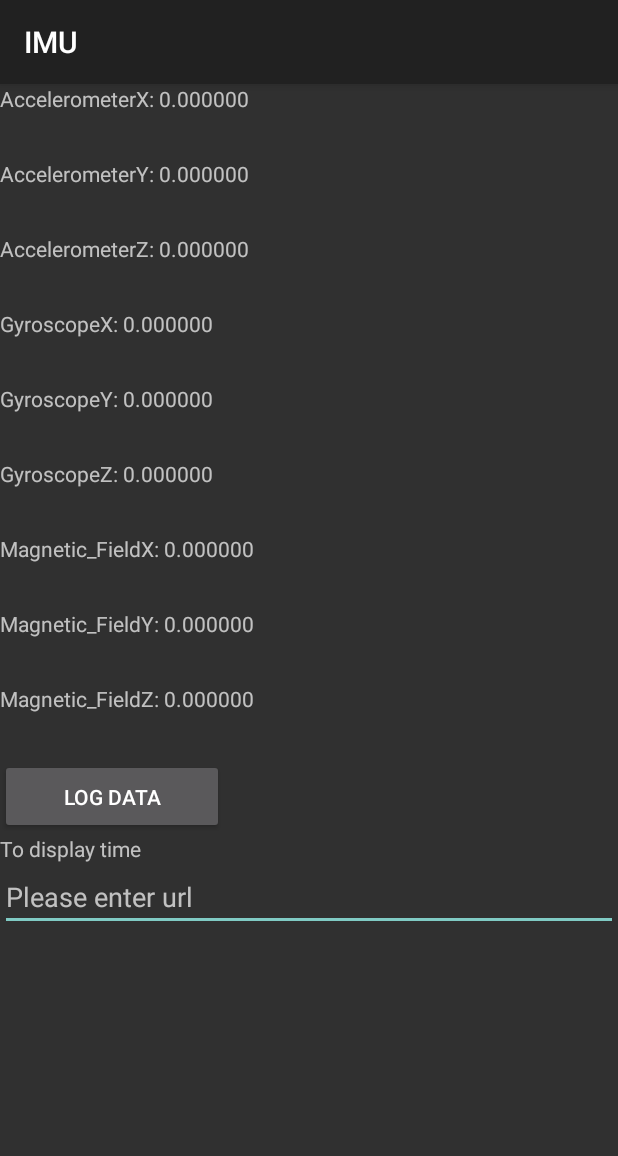
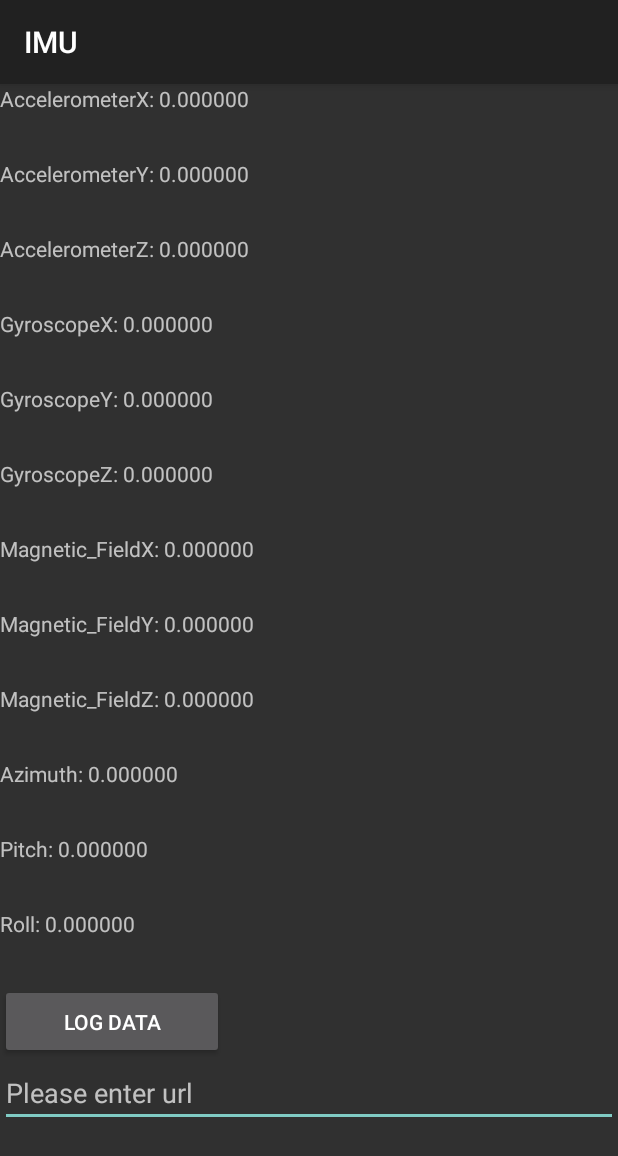
Before and after one commit to GGengg/IMU, an Android app: the screen it shows after launch (MainActivity), after a tap on "LOG DATA", on a phone screen of 412 x 824 dp. Shown: the top 1156 px of the screen. Run offline under Robolectric (Android 15) with nearby library versions, the phone set to English and light mode, and no system bars.

Commit message:
Apply coefficient factor alpha to previous IMU readings

```diff
--- a/app/src/main/AndroidManifest.xml
+++ b/app/src/main/AndroidManifest.xml
@@ -12,10 +12,8 @@
         android:label="@string/app_name"
         android:roundIcon="@mipmap/ic_launcher_round"
         android:supportsRtl="true"
-        android:theme="@style/Theme.IMU">
-        <!--
-        android:networkSecurityConfig="@xml/network_security_config"
-        -->
+        android:theme="@style/Theme.IMU"
+        android:networkSecurityConfig="@xml/network_security_config">
 
     <activity
         android:name=".MainActivity"
--- a/app/src/main/java/com/example/imu/MainActivity.java
+++ b/app/src/main/java/com/example/imu/MainActivity.java
@@ -35,16 +35,15 @@ public class MainActivity extends AppCompatActivity implements SensorEventListen
     private final HashMap<String,Sensor> sensors = new HashMap<>();
 
     private TextView accxText, accyText, acczText, gyroxText, gyroyText, gyrozText,
-            magxText, magyText, magzText, Timestamp;
+            magxText, magyText, magzText, AzimuthText, PitchText, RollText;
 
-    public float accx,accy,accz,gyrox,gyroy,gyroz,magx,magy,magz;
+    public long time;
 
     private final float[] LastAccReading = new float[3];
     private final float[] LastMagReading = new float[3];
+    private final float[] LastGyroReading = new float[3];
     private final float[] rotationMatrix = new float[9];
     private final float[] orientationAngles = new float[3];
-
-    public long time;
 
     @Override
     protected void onCreate(Bundle savedInstanceState) {
@@ -60,7 +59,9 @@ public class MainActivity extends AppCompatActivity implements SensorEventListen
         magxText = findViewById(R.id.magx);
         magyText = findViewById(R.id.magy);
         magzText = findViewById(R.id.magz);
-        Timestamp = findViewById(R.id.time);
+        AzimuthText = findViewById(R.id.Azimuth);
+        PitchText = findViewById(R.id.Pitch);
+        RollText = findViewById(R.id.Roll);
 
         sensorManager = (SensorManager) getSystemService(Context.SENSOR_SERVICE);
         sensors.put("Accelerometer",sensorManager.getDefaultSensor(Sensor.TYPE_ACCELEROMETER));
@@ -80,26 +81,33 @@ public class MainActivity extends AppCompatActivity implements SensorEventListen
                 } else {
                     Update_UI_Handler.postDelayed(this,200);
 
-                    String AccX = getString(R.string.AccelerometerX,accx);
-                    String AccY = getString(R.string.AccelerometerY,accy);
-                    String AccZ = getString(R.string.AccelerometerZ,accz);
+                    String AccX = getString(R.string.AccelerometerX,LastAccReading[0]);
+                    String AccY = getString(R.string.AccelerometerY,LastAccReading[1]);
+                    String AccZ = getString(R.string.AccelerometerZ,LastAccReading[2]);
                     accxText.setText(AccX);
                     accyText.setText(AccY);
                     acczText.setText(AccZ);
 
-                    String MagX = getString(R.string.Magnetic_FieldX,magx);
-                    String MagY = getString(R.string.Magnetic_FieldY,magy);
-                    String MagZ = getString(R.string.Magnetic_FieldZ,magz);
+                    String MagX = getString(R.string.Magnetic_FieldX,LastMagReading[0]);
+                    String MagY = getString(R.string.Magnetic_FieldY,LastMagReading[1]);
+                    String MagZ = getString(R.string.Magnetic_FieldZ,LastMagReading[2]);
                     magxText.setText(MagX);
                     magyText.setText(MagY);
                     magzText.setText(MagZ);
 
-                    String GyroX = getString(R.string.GyroscopeX,gyrox);
-                    String GyroY = getString(R.string.GyroscopeY,gyroy);
-                    String GyroZ = getString(R.string.GyroscopeZ,gyroz);
+                    String GyroX = getString(R.string.GyroscopeX,LastGyroReading[0]);
+                    String GyroY = getString(R.string.GyroscopeY,LastGyroReading[1]);
+                    String GyroZ = getString(R.string.GyroscopeZ,LastGyroReading[2]);
                     gyroxText.setText(GyroX);
                     gyroyText.setText(GyroY);
                     gyrozText.setText(GyroZ);
+
+                    String Azimuth = getString(R.string.Azimuth,orientationAngles[0]);
+                    String Pitch = getString(R.string.Pitch,orientationAngles[1]);
+                    String Roll = getString(R.string.Roll,orientationAngles[2]);
+                    AzimuthText.setText(Azimuth);
+                    PitchText.setText(Pitch);
+                    RollText.setText(Roll);
                 }
             }
         };
@@ -140,22 +148,18 @@ public class MainActivity extends AppCompatActivity implements SensorEventListen
 
                 RequestBody body = new FormBody.Builder()
                         .add("Timestamp", String.valueOf(time))
-                        .add("accx", String.valueOf(accx))
-                        .add("accy", String.valueOf(accy))
-                        .add("accz", String.valueOf(accz))
-                        .add("gyrox", String.valueOf(gyrox))
-                        .add("gyroy", String.valueOf(gyroy))
-                        .add("gyroz", String.valueOf(gyroz))
-                        .add("magx", String.valueOf(magx))
-                        .add("magy", String.valueOf(magy))
-                        .add("magz", String.valueOf(magz))
+                        .add("accx", String.valueOf(LastAccReading[0]))
+                        .add("accy", String.valueOf(LastAccReading[1]))
+                        .add("accz", String.valueOf(LastAccReading[2]))
+                        .add("gyrox", String.valueOf(LastGyroReading[0]))
+                        .add("gyroy", String.valueOf(LastGyroReading[1]))
+                        .add("gyroz", String.valueOf(LastGyroReading[2]))
+                        .add("magx", String.valueOf(LastMagReading[0]))
+                        .add("magy", String.valueOf(LastMagReading[1]))
+                        .add("magz", String.valueOf(LastMagReading[2]))
                         .add("orientation", orientationAngles[0] + " " +
                                 orientationAngles[1] + " " + orientationAngles[2])
                         .build();
-
-                Log.d(TAG,orientationAngles[0] +
-                        String.valueOf(orientationAngles[1]) +
-                        orientationAngles[2]);
 
                 Request request = new Request.Builder()
                         .url(url)
@@ -184,29 +188,30 @@ public class MainActivity extends AppCompatActivity implements SensorEventListen
 
     @Override
     public void onSensorChanged(SensorEvent sensorEvent) {
+
+        final float alpha = 0.97f;
         //in milliseconds since last boot
         time = SystemClock.elapsedRealtime();
-        //Timestamp.setText(String.valueOf(time));
 
         switch (sensorEvent.sensor.getType()){
             case Sensor.TYPE_ACCELEROMETER:
-                System.arraycopy(sensorEvent.values,0,LastAccReading,0,sensorEvent.values.length);
-                accx = sensorEvent.values[0];
-                accy = sensorEvent.values[1];
-                accz = sensorEvent.values[2];
+                //System.arraycopy(sensorEvent.values,0,LastAccReading,0,sensorEvent.values.length);
+                LastAccReading[0] = alpha * LastAccReading[0] + (1-alpha) * sensorEvent.values[0];
+                LastAccReading[1] = alpha * LastAccReading[1] + (1-alpha) * sensorEvent.values[1];
+                LastAccReading[2] = alpha * LastAccReading[2] + (1-alpha) * sensorEvent.values[2];
                 break;
 
             case Sensor.TYPE_MAGNETIC_FIELD:
-                System.arraycopy(sensorEvent.values,0,LastMagReading,0,sensorEvent.values.length);
-                magx = sensorEvent.values[0];
-                magy = sensorEvent.values[1];
-                magz = sensorEvent.values[2];
+                //System.arraycopy(sensorEvent.values,0,LastMagReading,0,sensorEvent.values.length);
+                LastMagReading[0] = alpha * LastMagReading[0] + (1-alpha) * sensorEvent.values[0];
+                LastMagReading[1] = alpha * LastMagReading[1] + (1-alpha) * sensorEvent.values[1];
+                LastMagReading[2] = alpha * LastMagReading[2] + (1-alpha) * sensorEvent.values[2];
                 break;
 
             case Sensor.TYPE_GYROSCOPE:
-                gyrox = sensorEvent.values[0];
-                gyroy = sensorEvent.values[1];
-                gyroz = sensorEvent.values[2];
+                LastGyroReading[0] = alpha * LastGyroReading[0] + (1-alpha) * sensorEvent.values[0];
+                LastGyroReading[1] = alpha * LastGyroReading[1] + (1-alpha) * sensorEvent.values[1];
+                LastGyroReading[2] = alpha * LastGyroReading[2] + (1-alpha) * sensorEvent.values[2];
         }
 
         // Rotation matrix based on current readings from accelerometer and magnetometer.
@@ -215,7 +220,7 @@ public class MainActivity extends AppCompatActivity implements SensorEventListen
         // Express the updated rotation matrix as three orientation angles.
         SensorManager.getOrientation(rotationMatrix, orientationAngles);
 
-        //Log.i("OrientationTestActivity",String.format("Orientation: %f, %f, %f", orientationAngles[0],orientationAngles[1],orientationAngles[2]));
+        //Log.i("OrientationTestActivity",String.format("Orientation: %f, %f, %f", orientationAngles[0], orientationAngles[1], orientationAngles[2]));
     }
 
     @Override
--- a/app/src/main/res/layout/activity_main.xml
+++ b/app/src/main/res/layout/activity_main.xml
@@ -81,18 +81,30 @@
             android:layout_gravity=""
             android:text="magz" />
 
+        <TextView
+            android:id="@+id/Azimuth"
+            android:layout_width="300dp"
+            android:layout_height="50dp"
+            android:text="Azimuth" />
+
+        <TextView
+            android:id="@+id/Pitch"
+            android:layout_width="300dp"
+            android:layout_height="50dp"
+            android:text="Pitch" />
+
+        <TextView
+            android:id="@+id/Roll"
+            android:layout_width="300dp"
+            android:layout_height="50dp"
+            android:text="Roll" />
+
         <Button
             android:id="@+id/bt_dsp"
             android:layout_width="149dp"
             android:layout_height="50dp"
             android:onClick="onClickLogData"
             android:text="Log data" />
-
-        <TextView
-            android:id="@+id/time"
-            android:layout_width="match_parent"
-            android:layout_height="wrap_content"
-            android:text="To display time" />
 
         <EditText
             android:id="@+id/editTextNumber"
--- a/app/src/main/res/values/strings.xml
+++ b/app/src/main/res/values/strings.xml
@@ -9,4 +9,7 @@
     <string name="GyroscopeX">GyroscopeX: %1$f</string>
     <string name="GyroscopeY">GyroscopeY: %1$f</string>
     <string name="GyroscopeZ">GyroscopeZ: %1$f</string>
+    <string name="Azimuth">Azimuth: %1$f</string>
+    <string name="Pitch">Pitch: %1$f</string>
+    <string name="Roll">Roll: %1$f</string>
 </resources>
--- a/app/src/main/res/xml/network_security_config.xml
+++ b/app/src/main/res/xml/network_security_config.xml
@@ -30,4 +30,7 @@
     <domain-config cleartextTrafficPermitted="true">
         <domain includeSubdomains="true">192.168.86.48</domain>
     </domain-config>
+    <domain-config cleartextTrafficPermitted="true">
+        <domain includeSubdomains="true">192.168.86.57</domain>
+    </domain-config>
 </network-security-config>
```
